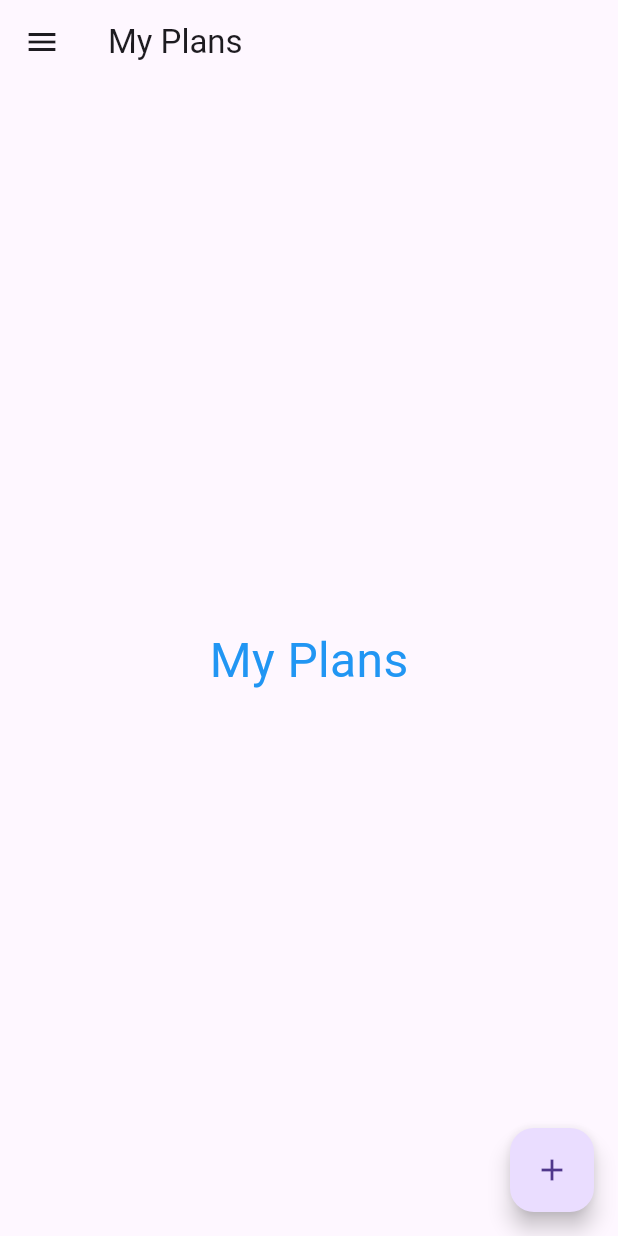
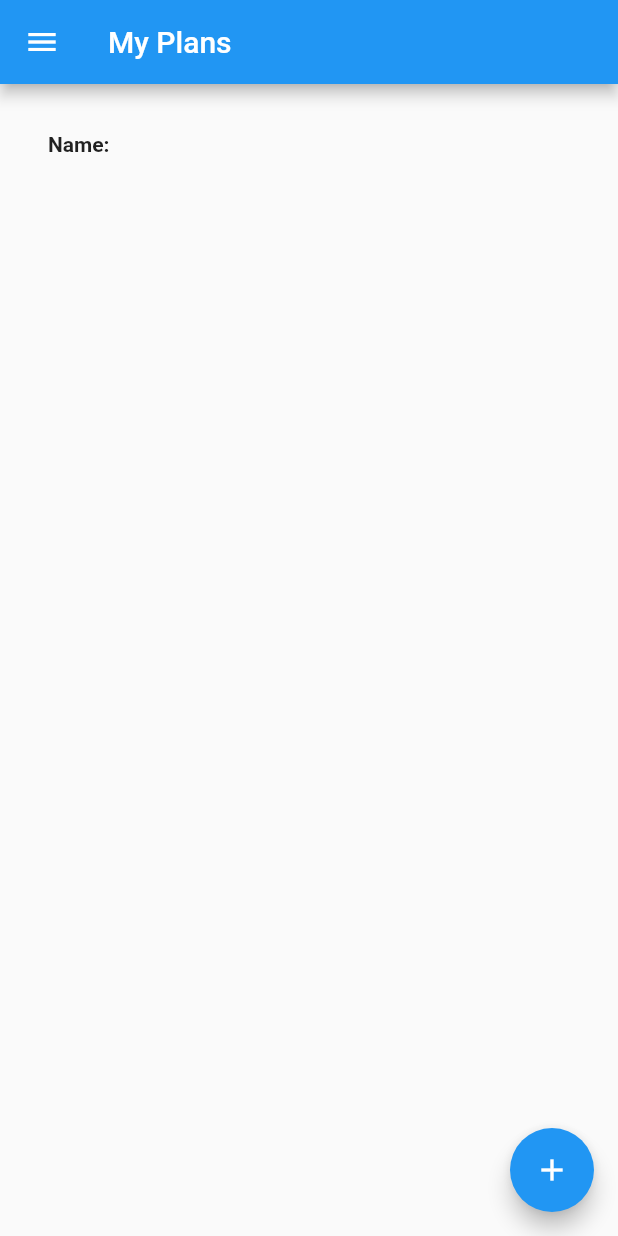
Before and after one commit to playmaker432/flutter_hkTouristApp, a Flutter app: the MyPlan_Page screen opened by its route, on a phone screen of 412 x 824 dp. Run offline on Flutter 3.47's test engine with Material 2 defaults, Android fonts, the phone set to English and light mode, and no system bars; network calls fail; key blocks and very long unbroken strings in the code were emptied for the run.

Commit message:
Try to add createPlan button

```diff
--- a/lib/main.dart
+++ b/lib/main.dart
@@ -18,7 +18,7 @@ class MyApp extends StatelessWidget {
       title: 'Flutter Demo',
       theme: ThemeData(
         // colorScheme: ColorScheme.fromSeed(seedColor: Colors.deepPurple),
-        useMaterial3: true,
+        // useMaterial3: true,
         primarySwatch: Colors.blue,
         visualDensity: VisualDensity.adaptivePlatformDensity,
       ),
--- a/lib/myplan_page.dart
+++ b/lib/myplan_page.dart
@@ -1,7 +1,29 @@
 import 'package:flutter/material.dart';
 import 'main.dart';
 
-class MyPlan_Page extends StatelessWidget {
+class MyPlan_Page extends StatefulWidget {
+  const MyPlan_Page({Key? key}) : super(key: key);
+
+  @override
+  State<MyPlan_Page> createState() => _MyPlan_PageState();
+}
+
+class _MyPlan_PageState extends State<MyPlan_Page> {
+  late TextEditingController controller;
+  String name = '';
+
+  @override
+  void initState() {
+    super.initState();
+    controller = TextEditingController();
+  }
+
+  @override
+  void dispose() {
+    controller.dispose;
+    super.dispose();
+  }
+
   @override
   Widget build(BuildContext context) {
     final drawer = buildDrawer(context);
@@ -16,13 +38,47 @@ class MyPlan_Page extends StatelessWidget {
     return Scaffold(
       appBar: AppBar(title: Text('My Plans')),
       drawer: drawer,
-      body: body,
-      floatingActionButton:
-          FloatingActionButton(child: Icon(Icons.add), onPressed: testButton),
+      body: Container(
+          padding: EdgeInsets.all(32),
+          child: Column(children: [
+            Row(children: [
+              Expanded(
+                child: Text('Name: ',
+                    style: TextStyle(fontWeight: FontWeight.bold)),
+              ),
+              const SizedBox(width: 12),
+              Text(name)
+            ])
+          ])),
+      floatingActionButton: FloatingActionButton(
+          child: Icon(Icons.add),
+          onPressed: () async {
+            final name = await createPlan();
+            if (name == null || name.isEmpty) return;
+
+            setState(() => this.name = name);
+          }),
     );
   }
 
-  void testButton() {
-    print('Testing..');
+  Future<String?> createPlan() => showDialog<String>(
+      context: context,
+      builder: (context) => AlertDialog(
+            title: Text('Name of Plan:'),
+            content: TextField(
+              autofocus: true,
+              decoration: InputDecoration(hintText: 'What is it about?'),
+            ),
+            actions: [
+              TextButton(
+                child: Text('Submit'),
+                onPressed: submit,
+              )
+            ],
+          ));
+
+  void submit() {
+    Navigator.of(context).pop(controller.text);
+    controller.clear();
   }
 }
```
